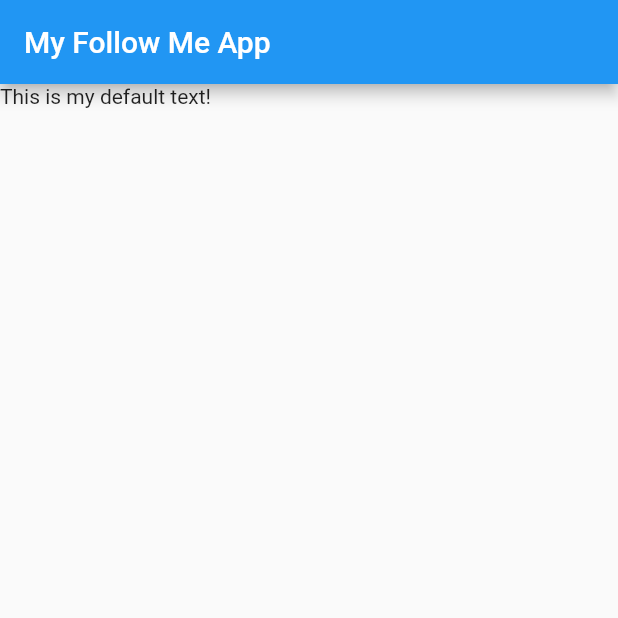
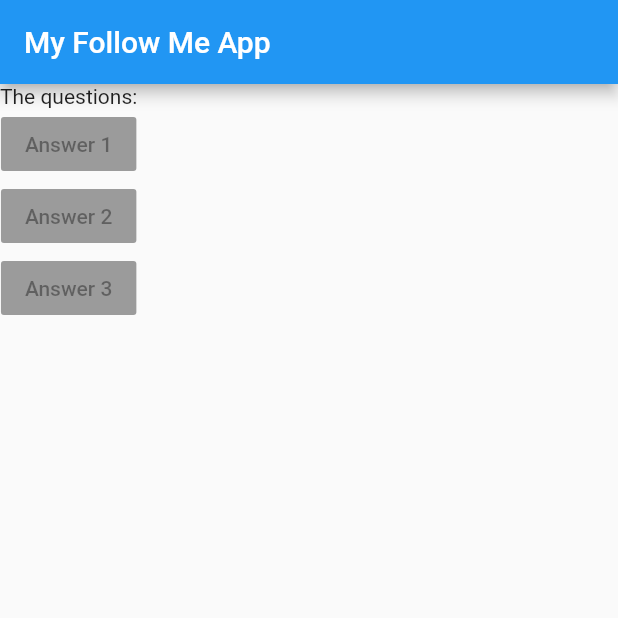
Before and after one commit to nostreet/flutterDartCourse, a Flutter app: the screen it shows after launch, on a phone screen of 412 x 824 dp, the top half of it. Run offline on Flutter 3.47's test engine with Material 2 defaults, Android fonts, the phone set to English and light mode, and no system bars.

Commit message:
added a few questions for testing

```diff
--- a/lib/main.dart
+++ b/lib/main.dart
@@ -6,21 +6,43 @@ void main() {
   // calls the build widget
   runApp(MyFollowMeApp());
 // also possible: void main() => runApp(MyFollowMeApp());
+}
 
-}
 // StatelessWidget does the heavy lifting features for us from the
 // material.dart app
-class MyFollowMeApp extends StatelessWidget{
+class MyFollowMeApp extends StatelessWidget {
+  var questions = [
+    "What's your favorite color?",
+    "What's your favorite animal?",
+  ];
 
   @override
   Widget build(BuildContext context) {
     // named argument to easier remember which argument goes
     // into what position
-    return MaterialApp(home: Scaffold(
-      appBar: AppBar(
-        title: Text("My Follow Me App"),
-      ) ,
-      body: Text("This is my default text!"),
-    ),);
+    return MaterialApp(
+      home: Scaffold(
+        appBar: AppBar(
+          title: Text("My Follow Me App"),
+        ),
+        body: Column(
+          children: [
+            Text('The questions:'),
+            RaisedButton(
+              child: Text("Answer 1"),
+              onPressed: null,
+            ),
+            RaisedButton(
+              child: Text("Answer 2"),
+              onPressed: null,
+            ),
+            RaisedButton(
+              child: Text("Answer 3"),
+              onPressed: null,
+            ),
+          ],
+        ),
+      ),
+    );
   }
 }
```
